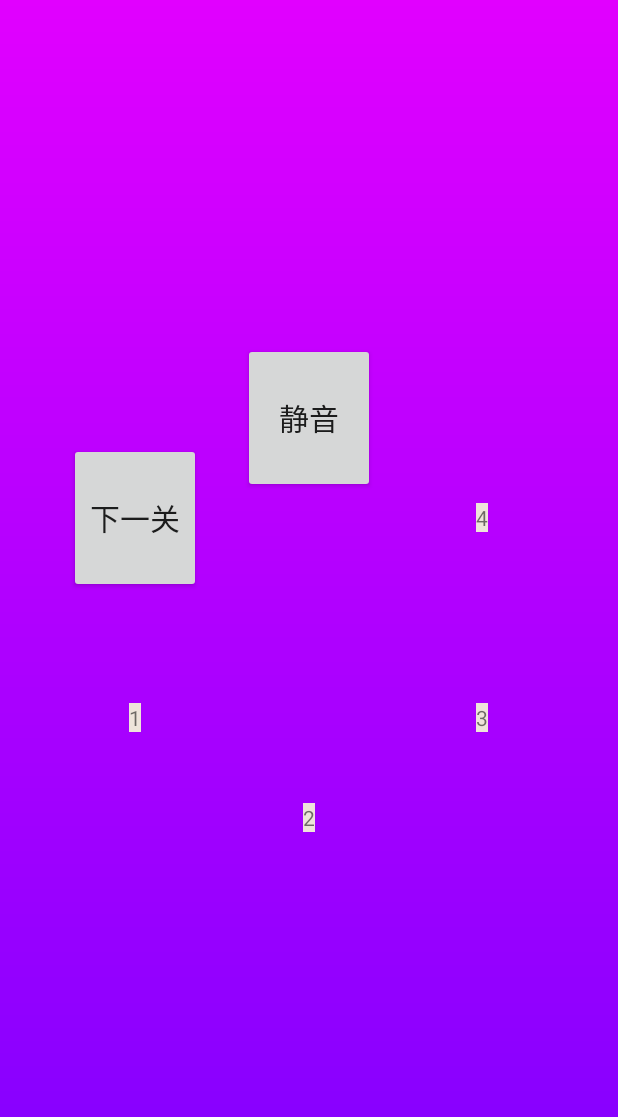
After one commit to Aceyee/One-Line-Endless-Grid, an Android app: the layout modal_pause.xml on its own in the app's theme, with its tools: preview values and no code run, on a phone screen of 412 x 824 dp. The commit adds this screen. Shown: the top 1117 px of the screen. Run offline under Robolectric (Android 15) with nearby library versions, the phone set to English and light mode, and no system bars.

Commit message:
pause button initialized

```diff
--- a/app/src/main/java/com/example/zihan/grid/Cell.java
+++ b/app/src/main/java/com/example/zihan/grid/Cell.java
@@ -2,14 +2,12 @@ package com.example.zihan.grid;
 
 import android.content.Context;
 import android.graphics.Color;
-import android.graphics.Rect;
 import android.util.Log;
-import android.view.MotionEvent;
 import android.view.View;
 import android.widget.FrameLayout;
 
 public class Cell extends FrameLayout {
-    String TAG="";
+    String TAG="Cell";
     public View view;
     public int i;
     public int j;
@@ -38,7 +36,7 @@ public class Cell extends FrameLayout {
     }
 
     public void backgroundColor(){
-        view.setBackgroundColor(Color.BLACK);
+        view.setBackgroundColor(0x00000000);
     }
 
     public boolean equals(Cell obj) {
--- /dev/null
+++ b/app/src/main/java/com/example/zihan/grid/CircleLayout.java
@@ -0,0 +1,125 @@
+package com.example.zihan.grid;
+
+import android.content.Context;
+import android.content.res.TypedArray;
+import android.util.AttributeSet;
+import android.util.Log;
+import android.view.View;
+import android.view.ViewGroup;
+
+public class CircleLayout extends ViewGroup {
+    private String Tag="";
+    private float radius;//圆半径
+    private int mDegreeDelta; //角度间距
+    private int offset;//偏移角度
+
+    public CircleLayout(Context context, AttributeSet attrs, int defStyle) {
+        super(context, attrs, defStyle);
+        // TODO Auto-generated constructor stub
+    }
+
+    public CircleLayout(Context context, AttributeSet attrs) {
+        super(context, attrs);
+        setWillNotDraw(false);
+        TypedArray a = context.obtainStyledAttributes(attrs,
+                R.styleable.CircleLayout);
+        //圆半径
+        radius = a.getDimension(R.styleable.CircleLayout_radius, 200);
+        //偏移角度
+        offset = a.getInteger(R.styleable.CircleLayout_offset, 0);
+        System.out.println("radius:"+radius);
+        // TODO Auto-generated constructor stub
+        a.recycle();
+    }
+
+    public CircleLayout(Context context) {
+        super(context);
+        // TODO Auto-generated constructor stub
+    }
+
+
+    @Override
+    protected void onLayout(boolean changed, int left, int top, int right, int bottom) {
+        // TODO Auto-generated method stub
+        //获取子view个数
+        final int count = getChildCount();
+        //计算各个子view之间的角度差
+        mDegreeDelta = 360/count;
+
+        final int parentLeft = getPaddingLeft();
+        final int parentRight = right - left - getPaddingRight();
+
+        final int parentTop = getPaddingTop();
+        final int parentBottom = bottom - top - getPaddingBottom();
+
+        if (count < 1 ) {
+            return;
+        }
+        System.out.println(Math.cos(0* Math.PI/180));
+        for (int i = 0; i < count; i++) {
+
+            final View child = getChildAt(i);
+            if (child.getVisibility() != GONE) {
+
+                final int width = child.getMeasuredWidth();
+                final int height = child.getMeasuredHeight();
+
+                int childLeft;
+                int childTop;
+                if (count == 1) {
+                    childLeft = parentLeft + (parentRight - parentLeft - width) / 2;
+                    childTop = parentTop + (parentBottom - parentTop - height) / 2 ;
+                    child.layout(childLeft, childTop,childLeft+width,childTop+height);
+
+                }else{
+                    childLeft = (int) (parentLeft + (parentRight - parentLeft-width) / 2-(radius * Math.sin((i*mDegreeDelta+offset)* Math.PI/180)));
+                    childTop = (int) (parentTop + (parentBottom - parentTop-height) / 2-(radius * Math.cos((i*mDegreeDelta+offset)* Math.PI/180))) ;
+                    child.layout(childLeft, childTop,childLeft+width,childTop+height);
+                }
+            }
+        }
+    }
+
+
+    @Override
+    protected void onMeasure(int widthMeasureSpec, int heightMeasureSpec)
+    {
+        /**
+         * 获得此ViewGroup上级容器为其推荐的宽和高，以及计算模式
+         */
+        int sizeWidth = MeasureSpec.getSize(widthMeasureSpec);
+        int sizeHeight = MeasureSpec.getSize(heightMeasureSpec);
+
+        // 计算出所有的childView的宽和高
+        measureChildren(widthMeasureSpec, heightMeasureSpec);
+        setMeasuredDimension(sizeWidth, sizeHeight);
+//        setMeasuredDimension(measureHeight(widthMeasureSpec), measureHeight(heightMeasureSpec));
+    }
+
+    private int measureHeight(int heightMeasureSpec) {
+        // TODO Auto-generated method stub
+        int result=0; //结果
+        int specMode=MeasureSpec.getMode(heightMeasureSpec);
+        int specSize=MeasureSpec.getSize(heightMeasureSpec);
+        switch (specMode) {
+            case MeasureSpec.AT_MOST:  // 子容器可以是声明大小内的任意大小
+                Log.e(Tag, "子容器可以是声明大小内的任意大小");
+                Log.e(Tag, "大小为:"+specSize);
+                result=specSize;
+                break;
+            case MeasureSpec.EXACTLY: //父容器已经为子容器设置了尺寸,子容器应当服从这些边界,不论子容器想要多大的空间.  比如EditTextView中的DrawLeft
+                Log.e(Tag, "父容器已经为子容器设置了尺寸,子容器应当服从这些边界,不论子容器想要多大的空间");
+                Log.e(Tag, "大小为:"+specSize);
+                result=specSize;
+                break;
+            case MeasureSpec.UNSPECIFIED:  //父容器对于子容器没有任何限制,子容器想要多大就多大. 所以完全取决于子view的大小
+                Log.e(Tag, "父容器对于子容器没有任何限制,子容器想要多大就多大");
+                Log.e(Tag, "大小为:"+specSize);
+                result=1500;
+                break;
+            default:
+                break;
+        }
+        return result;
+    }
+}
--- a/app/src/main/java/com/example/zihan/grid/GameView.java
+++ b/app/src/main/java/com/example/zihan/grid/GameView.java
@@ -21,6 +21,7 @@ public class GameView extends GridLayout{
     int cellColor;
     int defaultColor;
     int selectedColor;
+    int transparent;
     public int numRows;
     public int numCols;
     private ArrayList<Cell> arrayList;
@@ -55,6 +56,7 @@ public class GameView extends GridLayout{
             cellColor = getResources().getColor(R.color.cellColor);
             defaultColor = getResources().getColor(R.color.defaultColor);
             selectedColor = getResources().getColor(R.color.selectedColor);
+            transparent = getResources().getColor(R.color.transparent);
         }
         setBackgroundGrid();
         startGame();
@@ -243,7 +245,7 @@ public class GameView extends GridLayout{
     }
 
     private void setBackgroundGrid() {
-        setBackgroundColor(defaultColor);
+        setBackgroundColor(transparent);
     }
 
     private int GetCellWidth() {
--- a/app/src/main/res/layout/activity_setting.xml
+++ b/app/src/main/res/layout/activity_setting.xml
@@ -6,7 +6,8 @@
     <GridLayout
         android:layout_width="wrap_content"
         android:layout_height="wrap_content"
-        android:layout_margin="20dp"
+        android:layout_marginLeft="20dp"
+        android:layout_marginRight="20dp"
         android:id="@+id/mapPreview">
     </GridLayout>
     <TextView
--- /dev/null
+++ b/app/src/main/res/layout/modal_pause.xml
@@ -0,0 +1,47 @@
+<?xml version="1.0" encoding="utf-8"?>
+<com.example.zihan.grid.CircleLayout xmlns:android="http://schemas.android.com/apk/res/android"
+    android:layout_width="wrap_content"
+    android:layout_height="wrap_content"
+    android:background="@drawable/gradient1">
+
+    <Button
+        android:layout_width="wrap_content"
+        android:layout_height="100dp"
+        android:layout_gravity="center_horizontal"
+        android:onClick="mute"
+        android:text="静音"
+        android:textSize="20sp" />
+
+    <Button
+        android:layout_width="wrap_content"
+        android:layout_height="100dp"
+        android:layout_gravity="center_horizontal"
+        android:onClick="Next"
+        android:text="下一关"
+        android:textSize="20sp" />
+
+    <TextView
+        android:layout_width="wrap_content"
+        android:layout_height="wrap_content"
+        android:background="@color/cellColor"
+        android:text="1" />
+
+    <TextView
+        android:layout_width="wrap_content"
+        android:layout_height="wrap_content"
+        android:background="@color/cellColor"
+        android:text="2" />
+
+    <TextView
+        android:layout_width="wrap_content"
+        android:layout_height="wrap_content"
+        android:background="@color/cellColor"
+        android:text="3" />
+
+    <TextView
+        android:layout_width="wrap_content"
+        android:layout_height="wrap_content"
+        android:background="@color/cellColor"
+        android:text="4" />
+</com.example.zihan.grid.CircleLayout><!--
+    -->
--- a/app/src/main/res/layout/status_control_layout.xml
+++ /dev/null
@@ -1,6 +0,0 @@
-<?xml version="1.0" encoding="utf-8"?>
-<android.support.constraint.ConstraintLayout
-    xmlns:android="http://schemas.android.com/apk/res/android" android:layout_width="match_parent"
-    android:layout_height="match_parent">
-
-</android.support.constraint.ConstraintLayout>
--- a/app/src/main/res/values/colors.xml
+++ b/app/src/main/res/values/colors.xml
@@ -7,4 +7,5 @@
     <color name="cellColor">#ffeee4da</color>
     <color name="defaultColor">#ffbbadc0</color>
     <color name="selectedColor">#ffccc4da</color>
+    <color name="transparent">#00000000</color>
 </resources>
--- a/app/src/main/res/values/styles.xml
+++ b/app/src/main/res/values/styles.xml
@@ -1,5 +1,4 @@
 <resources>
-
     <!-- Base application theme. -->
     <style name="AppTheme" parent="Theme.AppCompat.Light.DarkActionBar">
         <!-- Customize your theme here. -->
@@ -10,8 +9,13 @@
         <item name="windowActionBar">false</item>
         <item name="windowNoTitle">true</item>
     </style>
+
     <style name="ImageTranslucentTheme" parent="AppTheme">
         <!--在Android 4.4之前的版本上运行，直接跟随系统主题-->
     </style>
 
+    <style name="MyPopupWindow_anim_style">
+        <item name="android:windowEnterAnimation">@anim/popupwindow_show_anim</item>
+        <item name="android:windowExitAnimation">@anim/popupwindow_hidden_anim</item>
+    </style>
 </resources>
```
Also changed, not shown: app/src/main/java/com/example/zihan/grid/MainActivity.java (+69 -22 lines), app/src/main/res/anim/popupwindow_hidden_anim.xml (added, +12 -0 lines), app/src/main/res/anim/popupwindow_show_anim.xml (added, +14 -0 lines), app/src/main/res/layout/activity_game.xml (+11 -8 lines), app/src/main/res/values/attrs.xml (added, +7 -0 lines), app/src/main/res/mipmap-hdpi/ic_menu.png (added).
